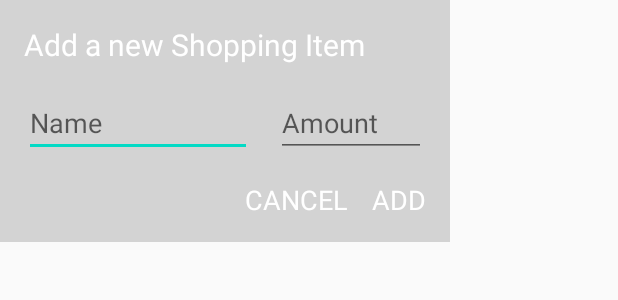
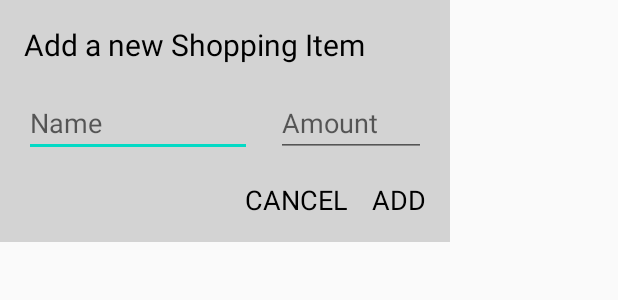
Before and after one commit to zaidzak9/ShoppingListMvvm, an Android app: the layout dialog_add_shoppingitem.xml on its own in the app's theme, with its tools: preview values and no code run, on a phone screen of 412 x 824 dp. Shown: the top 300 px of the screen. Run offline under Robolectric (Android 15) with nearby library versions, the phone set to English and light mode, and no system bars.

Commit message:
modification for UI

```diff
--- a/app/src/main/res/layout/activity_main.xml
+++ b/app/src/main/res/layout/activity_main.xml
@@ -5,8 +5,7 @@
         xmlns:tools="http://schemas.android.com/tools"
         android:layout_width="match_parent"
         android:layout_height="match_parent"
-        android:padding="16dp"
-        android:background="#D3D3D3">
+        android:padding="16dp">
 
         <androidx.recyclerview.widget.RecyclerView
             android:id="@+id/rvShoppingItems"
--- a/app/src/main/res/layout/dialog_add_shoppingitem.xml
+++ b/app/src/main/res/layout/dialog_add_shoppingitem.xml
@@ -14,7 +14,7 @@
         android:layout_width="wrap_content"
         android:layout_height="wrap_content"
         android:text="Add a new Shopping Item"
-        android:textColor="@android:color/white"
+        android:textColor="@android:color/black"
         android:textSize="20sp"
         app:layout_constraintStart_toStartOf="parent"
         app:layout_constraintTop_toTopOf="parent" />
@@ -52,7 +52,7 @@
         android:layout_height="wrap_content"
         android:layout_marginTop="16dp"
         android:text="ADD"
-        android:textColor="@android:color/white"
+        android:textColor="@android:color/black"
         android:textSize="18sp"
         app:layout_constraintEnd_toEndOf="parent"
         app:layout_constraintTop_toBottomOf="@+id/etAmount" />
@@ -66,7 +66,7 @@
         android:layout_marginRight="16dp"
         android:text="CANCEL"
         android:textSize="18sp"
-        android:textColor="@android:color/white"
+        android:textColor="@android:color/black"
         app:layout_constraintEnd_toStartOf="@+id/tvAdd"
         app:layout_constraintTop_toBottomOf="@+id/etName" />
 </androidx.constraintlayout.widget.ConstraintLayout>
--- a/app/src/main/res/layout/shopping_item.xml
+++ b/app/src/main/res/layout/shopping_item.xml
@@ -14,7 +14,7 @@
         android:layout_height="wrap_content"
         android:layout_weight="9"
         android:text="Name"
-        android:textColor="@android:color/white"
+        android:textColor="@android:color/black"
         android:textSize="20sp"
         app:layout_constraintStart_toStartOf="parent"
         app:layout_constraintTop_toTopOf="parent" />
@@ -26,7 +26,7 @@
         android:layout_height="wrap_content"
         android:layout_weight="1"
         android:text="Amount"
-        android:textColor="@android:color/white"
+        android:textColor="@android:color/black"
         android:textSize="20sp"
         app:layout_constraintEnd_toEndOf="parent"
         app:layout_constraintStart_toStartOf="@+id/ivMinus"
--- a/app/src/main/res/values/strings.xml
+++ b/app/src/main/res/values/strings.xml
@@ -1,3 +1,3 @@
 <resources>
-    <string name="app_name">ShoppingListMvvm</string>
+    <string name="app_name">Shopping List</string>
 </resources>
```
